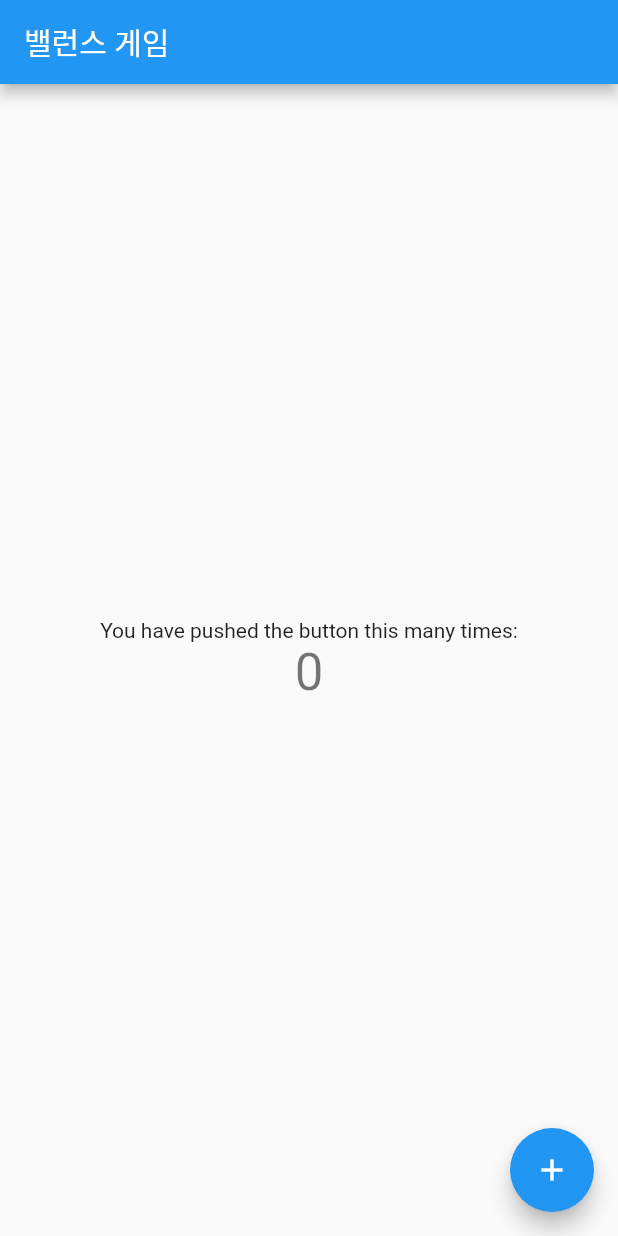
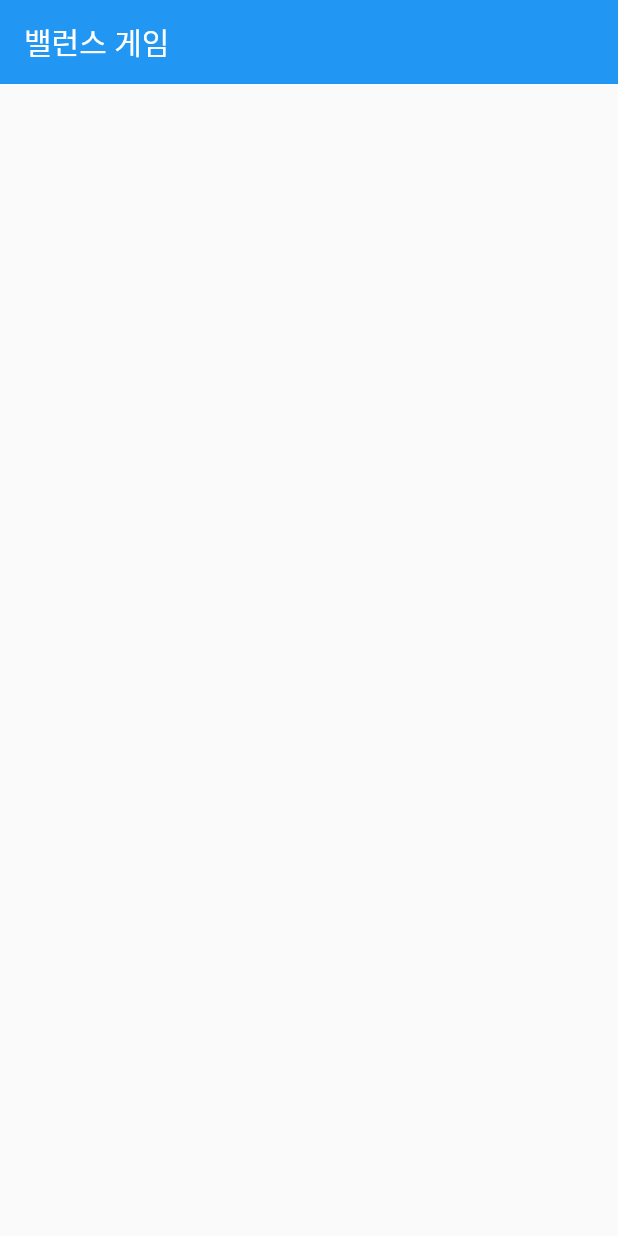
Before and after one commit to goodlucky1215/balancegame-app, a Flutter app: the screen it shows after launch, on a phone screen of 412 x 824 dp. Run offline on Flutter 3.47's test engine with Material 2 defaults, Android fonts, the phone set to English and light mode, and no system bars.

Commit message:
firstPage -ing

```diff
--- a/balacegame-flutter/lib/main.dart
+++ b/balacegame-flutter/lib/main.dart
@@ -11,105 +11,26 @@ class MyApp extends StatelessWidget {
   @override
   Widget build(BuildContext context) {
     return MaterialApp(
-      title: 'Flutter Demo',
+      title: 'BalanceGame',
       theme: ThemeData(
-        // This is the theme of your application.
-        //
-        // Try running your application with "flutter run". You'll see the
-        // application has a blue toolbar. Then, without quitting the app, try
-        // changing the primarySwatch below to Colors.green and then invoke
-        // "hot reload" (press "r" in the console where you ran "flutter run",
-        // or simply save your changes to "hot reload" in a Flutter IDE).
-        // Notice that the counter didn't reset back to zero; the application
-        // is not restarted.
         primarySwatch: Colors.blue,
       ),
-      home: const MyHomePage(title: '밸런스 게임'),
+      home: MyHomePage(),
     );
   }
 }
 
-class MyHomePage extends StatefulWidget {
-  const MyHomePage({Key? key, required this.title}) : super(key: key);
-
-  // This widget is the home page of your application. It is stateful, meaning
-  // that it has a State object (defined below) that contains fields that affect
-  // how it looks.
-
-  // This class is the configuration for the state. It holds the values (in this
-  // case the title) provided by the parent (in this case the App widget) and
-  // used by the build method of the State. Fields in a Widget subclass are
-  // always marked "final".
-
-  final String title;
-
-  @override
-  State<MyHomePage> createState() => _MyHomePageState();
-}
-
-class _MyHomePageState extends State<MyHomePage> {
-  int _counter = 0;
-
-  void _incrementCounter() {
-    setState(() {
-      // This call to setState tells the Flutter framework that something has
-      // changed in this State, which causes it to rerun the build method below
-      // so that the display can reflect the updated values. If we changed
-      // _counter without calling setState(), then the build method would not be
-      // called again, and so nothing would appear to happen.
-      _counter++;
-    });
-  }
+class MyHomePage extends StatelessWidget{
+  const MyHomePage({Key? key}) : super(key: key);
 
   @override
   Widget build(BuildContext context) {
-    // This method is rerun every time setState is called, for instance as done
-    // by the _incrementCounter method above.
-    //
-    // The Flutter framework has been optimized to make rerunning build methods
-    // fast, so that you can just rebuild anything that needs updating rather
-    // than having to individually change instances of widgets.
     return Scaffold(
       appBar: AppBar(
-        // Here we take the value from the MyHomePage object that was created by
-        // the App.build method, and use it to set our appbar title.
-        title: Text(widget.title),
+        title: Text('밸런스 게임'),
+        elevation: 0.0,
       ),
-      body: Center(
-        // Center is a layout widget. It takes a single child and positions it
-        // in the middle of the parent.
-        child: Column(
-          // Column is also a layout widget. It takes a list of children and
-          // arranges them vertically. By default, it sizes itself to fit its
-          // children horizontally, and tries to be as tall as its parent.
-          //
-          // Invoke "debug painting" (press "p" in the console, choose the
-          // "Toggle Debug Paint" action from the Flutter Inspector in Android
-          // Studio, or the "Toggle Debug Paint" command in Visual Studio Code)
-          // to see the wireframe for each widget.
-          //
-          // Column has various properties to control how it sizes itself and
-          // how it positions its children. Here we use mainAxisAlignment to
-          // center the children vertically; the main axis here is the vertical
-          // axis because Columns are vertical (the cross axis would be
-          // horizontal).
-          mainAxisAlignment: MainAxisAlignment.center,
-          children: <Widget>[
-            const Text(
-              'You have pushed the button this many times:',
-            ),
-            Text(
-              '$_counter',
-              style: Theme.of(context).textTheme.headline4,
-            ),
-          ],
-        ),
-      ),
-      floatingActionButton: FloatingActionButton(
-        onPressed: _incrementCounter,
-        tooltip: 'Increment',
-        child: const Icon(Icons.add),
-      ), // This trailing comma makes auto-formatting nicer for build methods.
     );
   }
+
 }
```
